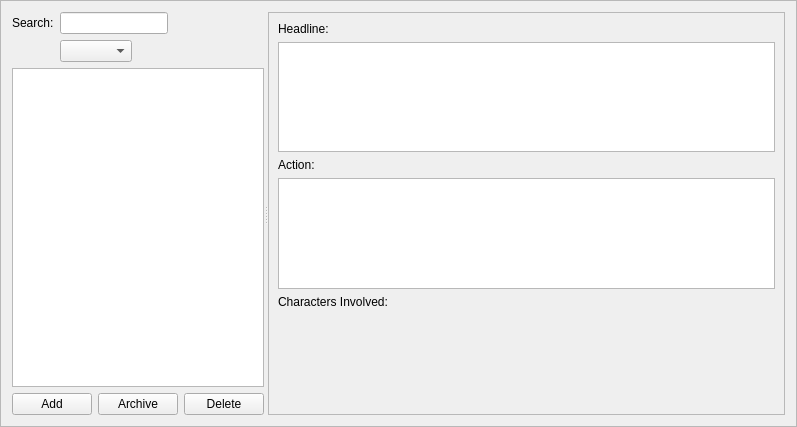
Qt form src/app/sceneframe.ui (src-r-r/plotline) before a commit.
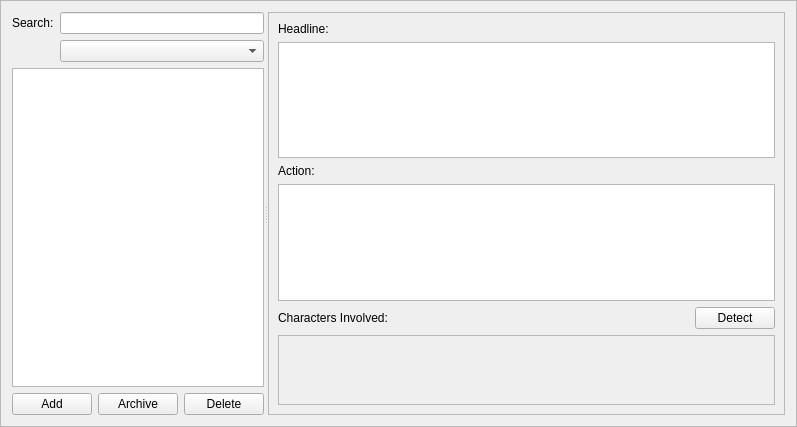
The same form after that commit.

Patch:
```diff
--- a/src/app/sceneframe.ui
+++ b/src/app/sceneframe.ui
@@ -23,7 +23,7 @@
    <item>
     <widget class="QSplitter" name="splitter_3">
      <property name="sizePolicy">
-      <sizepolicy hsizetype="Minimum" vsizetype="Preferred">
+      <sizepolicy hsizetype="Minimum" vsizetype="Expanding">
        <horstretch>0</horstretch>
        <verstretch>0</verstretch>
       </sizepolicy>
@@ -37,12 +37,12 @@
      <widget class="QWidget" name="layoutWidget_2">
       <layout class="QVBoxLayout" name="verticalLayout_8">
        <property name="sizeConstraint">
-        <enum>QLayout::SetMinAndMaxSize</enum>
+        <enum>QLayout::SetMaximumSize</enum>
        </property>
        <item>
         <layout class="QFormLayout" name="formLayout_6">
          <property name="sizeConstraint">
-          <enum>QLayout::SetMinAndMaxSize</enum>
+          <enum>QLayout::SetMaximumSize</enum>
          </property>
          <property name="labelAlignment">
           <set>Qt::AlignLeading|Qt::AlignLeft|Qt::AlignTop</set>
@@ -57,7 +57,7 @@
          <item row="0" column="1">
           <widget class="QLineEdit" name="lineEdit_7">
            <property name="sizePolicy">
-            <sizepolicy hsizetype="Maximum" vsizetype="Fixed">
+            <sizepolicy hsizetype="Minimum" vsizetype="Fixed">
              <horstretch>0</horstretch>
              <verstretch>0</verstretch>
             </sizepolicy>
@@ -67,11 +67,23 @@
          <item row="1" column="1">
           <widget class="QComboBox" name="comboBox_4">
            <property name="sizePolicy">
-            <sizepolicy hsizetype="Maximum" vsizetype="Fixed">
+            <sizepolicy hsizetype="Minimum" vsizetype="Maximum">
              <horstretch>0</horstretch>
              <verstretch>0</verstretch>
             </sizepolicy>
            </property>
+           <property name="minimumSize">
+            <size>
+             <width>85</width>
+             <height>0</height>
+            </size>
+           </property>
+           <property name="maximumSize">
+            <size>
+             <width>16777215</width>
+             <height>16777215</height>
+            </size>
+           </property>
           </widget>
          </item>
         </layout>
@@ -136,7 +148,7 @@
      </widget>
      <widget class="QScrollArea" name="scrollArea_3">
       <property name="sizePolicy">
-       <sizepolicy hsizetype="Minimum" vsizetype="Expanding">
+       <sizepolicy hsizetype="Maximum" vsizetype="Expanding">
         <horstretch>0</horstretch>
         <verstretch>0</verstretch>
        </sizepolicy>
@@ -149,7 +161,7 @@
         <rect>
          <x>0</x>
          <y>0</y>
-         <width>372</width>
+         <width>388</width>
          <height>405</height>
         </rect>
        </property>
@@ -176,29 +188,54 @@
           <item row="3" column="0" colspan="2">
            <widget class="QTextEdit" name="textEdit_4"/>
           </item>
-          <item row="4" column="0" colspan="2">
+          <item row="6" column="0">
            <widget class="QLabel" name="label_13">
             <property name="text">
              <string>Characters Involved:</string>
             </property>
            </widget>
           </item>
-          <item row="5" column="0" colspan="2">
-           <widget class="QWidget" name="widget_2" native="true">
-            <property name="sizePolicy">
-             <sizepolicy hsizetype="Expanding" vsizetype="Expanding">
-              <horstretch>0</horstretch>
-              <verstretch>0</verstretch>
-             </sizepolicy>
+          <item row="7" column="0" colspan="2">
+           <widget class="QScrollArea" name="charactersList">
+            <property name="widgetResizable">
+             <bool>true</bool>
             </property>
-            <property name="minimumSize">
-             <size>
-              <width>20</width>
-              <height>90</height>
-             </size>
-            </property>
+            <widget class="QWidget" name="scrollAreaWidgetContents">
+             <property name="geometry">
+              <rect>
+               <x>0</x>
+               <y>0</y>
+               <width>366</width>
+               <height>79</height>
+              </rect>
+             </property>
+            </widget>
            </widget>
           </item>
+          <item row="6" column="1">
+           <layout class="QHBoxLayout" name="horizontalLayout">
+            <item>
+             <spacer name="horizontalSpacer">
+              <property name="orientation">
+               <enum>Qt::Horizontal</enum>
+              </property>
+              <property name="sizeHint" stdset="0">
+               <size>
+                <width>40</width>
+                <height>20</height>
+               </size>
+              </property>
+             </spacer>
+            </item>
+            <item>
+             <widget class="QPushButton" name="detectCharacters">
+              <property name="text">
+               <string>Detect</string>
+              </property>
+             </widget>
+            </item>
+           </layout>
+          </item>
          </layout>
         </item>
        </layout>
```
Left out of the diff: 15 changed lines with no effect on the pictures.
